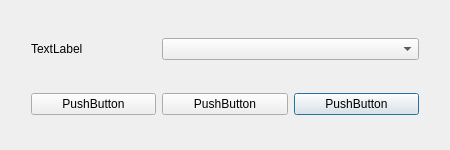
This is vibra/interface/data/ui_files/general/choose_property_to_delete.ui in MOPT-UFSC/VIBRA as Qt 5 draws it before an edit. The edited form follows.
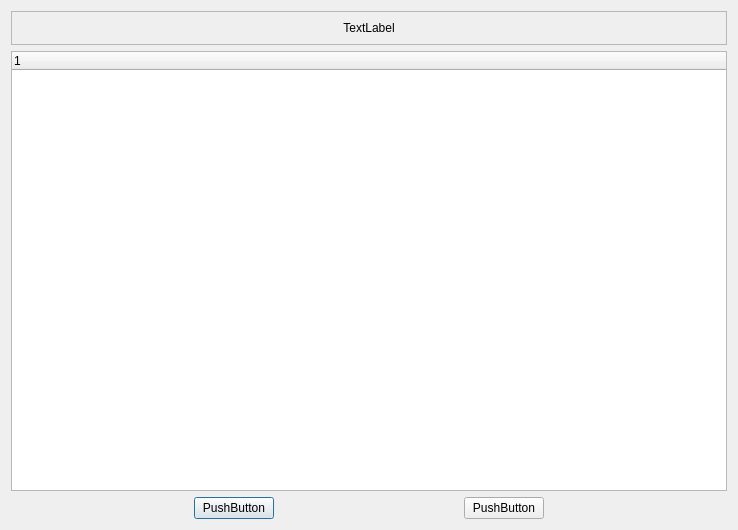
This is the edited form.

Commit message: update removal properties dialog widget layout

The edit to the form file:
```diff
--- a/vibra/interface/data/ui_files/general/choose_property_to_delete.ui
+++ b/vibra/interface/data/ui_files/general/choose_property_to_delete.ui
@@ -6,8 +6,8 @@
    <rect>
     <x>0</x>
     <y>0</y>
-    <width>450</width>
-    <height>150</height>
+    <width>738</width>
+    <height>530</height>
    </rect>
   </property>
   <property name="sizePolicy">
@@ -24,93 +24,122 @@
   </property>
   <property name="maximumSize">
    <size>
-    <width>600</width>
-    <height>250</height>
+    <width>1200</width>
+    <height>1000</height>
    </size>
   </property>
   <property name="windowTitle">
    <string>Dialog</string>
   </property>
   <layout class="QGridLayout" name="gridLayout_2">
-   <item row="0" column="1">
-    <widget class="QLabel" name="message_label">
+   <item row="0" column="0">
+    <layout class="QVBoxLayout" name="verticalLayout">
+     <item>
+      <widget class="QFrame" name="frame">
+       <property name="sizePolicy">
+        <sizepolicy hsizetype="Preferred" vsizetype="Fixed">
+         <horstretch>0</horstretch>
+         <verstretch>0</verstretch>
+        </sizepolicy>
+       </property>
      <property name="minimumSize">
       <size>
        <width>0</width>
        <height>30</height>
       </size>
      </property>
+       <property name="frameShape">
+        <enum>QFrame::Shape::StyledPanel</enum>
+       </property>
+       <property name="frameShadow">
+        <enum>QFrame::Shadow::Raised</enum>
+       </property>
+       <layout class="QVBoxLayout" name="verticalLayout_2">
+        <item>
+         <widget class="QLabel" name="label_title">
+          <property name="frameShape">
+           <enum>QFrame::Shape::NoFrame</enum>
+          </property>
+          <property name="frameShadow">
+           <enum>QFrame::Shadow::Plain</enum>
+          </property>
      <property name="text">
       <string>TextLabel</string>
      </property>
-    </widget>
-   </item>
-   <item row="0" column="2" colspan="2">
-    <widget class="QComboBox" name="property_comboBox"/>
-   </item>
-   <item row="1" column="3">
-    <widget class="QPushButton" name="confirm_pushButton">
-     <property name="sizePolicy">
-      <sizepolicy hsizetype="Minimum" vsizetype="Fixed">
-       <horstretch>0</horstretch>
-       <verstretch>0</verstretch>
-      </sizepolicy>
-     </property>
-     <property name="text">
-      <string>PushButton</string>
-     </property>
-     <property name="default">
-      <bool>true</bool>
-     </property>
-    </widget>
-   </item>
-   <item row="0" column="0">
-    <spacer name="horizontalSpacer">
-     <property name="orientation">
-      <enum>Qt::Orientation::Horizontal</enum>
-     </property>
-     <property name="sizeType">
-      <enum>QSizePolicy::Policy::Fixed</enum>
-     </property>
-     <property name="sizeHint" stdset="0">
-      <size>
-       <width>20</width>
-       <height>10</height>
-      </size>
-     </property>
-    </spacer>
+          <property name="alignment">
+           <set>Qt::AlignmentFlag::AlignCenter</set>
+          </property>
+         </widget>
+        </item>
+       </layout>
+      </widget>
+     </item>
+    </layout>
    </item>
-   <item row="0" column="4">
+   <item row="2" column="0">
+    <layout class="QHBoxLayout" name="horizontalLayout">
+     <item>
     <spacer name="horizontalSpacer_2">
      <property name="orientation">
       <enum>Qt::Orientation::Horizontal</enum>
      </property>
-     <property name="sizeType">
-      <enum>QSizePolicy::Policy::Fixed</enum>
-     </property>
      <property name="sizeHint" stdset="0">
       <size>
-       <width>20</width>
+         <width>40</width>
        <height>20</height>
       </size>
      </property>
     </spacer>
    </item>
-   <item row="1" column="2">
-    <widget class="QPushButton" name="cancel_pushButton">
+     <item>
+      <widget class="QPushButton" name="pushButton_cancel">
      <property name="text">
       <string>PushButton</string>
      </property>
     </widget>
    </item>
-   <item row="1" column="1">
-    <widget class="QPushButton" name="remove_all_pushButton">
+     <item>
+      <spacer name="horizontalSpacer">
+       <property name="orientation">
+        <enum>Qt::Orientation::Horizontal</enum>
+       </property>
+       <property name="sizeHint" stdset="0">
+        <size>
+         <width>40</width>
+         <height>20</height>
+        </size>
+       </property>
+      </spacer>
+     </item>
+     <item>
+      <widget class="QPushButton" name="pushButton_remove">
      <property name="text">
       <string>PushButton</string>
      </property>
-     <property name="default">
-      <bool>false</bool>
-     </property>
+      </widget>
+     </item>
+     <item>
+      <spacer name="horizontalSpacer_3">
+       <property name="orientation">
+        <enum>Qt::Orientation::Horizontal</enum>
+       </property>
+       <property name="sizeHint" stdset="0">
+        <size>
+         <width>40</width>
+         <height>20</height>
+        </size>
+       </property>
+      </spacer>
+     </item>
+    </layout>
+   </item>
+   <item row="1" column="0">
+    <widget class="QTreeWidget" name="treeWidget">
+     <column>
+      <property name="text">
+       <string notr="true">1</string>
+      </property>
+     </column>
     </widget>
    </item>
   </layout>
```
Lines whose indentation alone changed are shown as unchanged. The commit also changes 4 other files.
